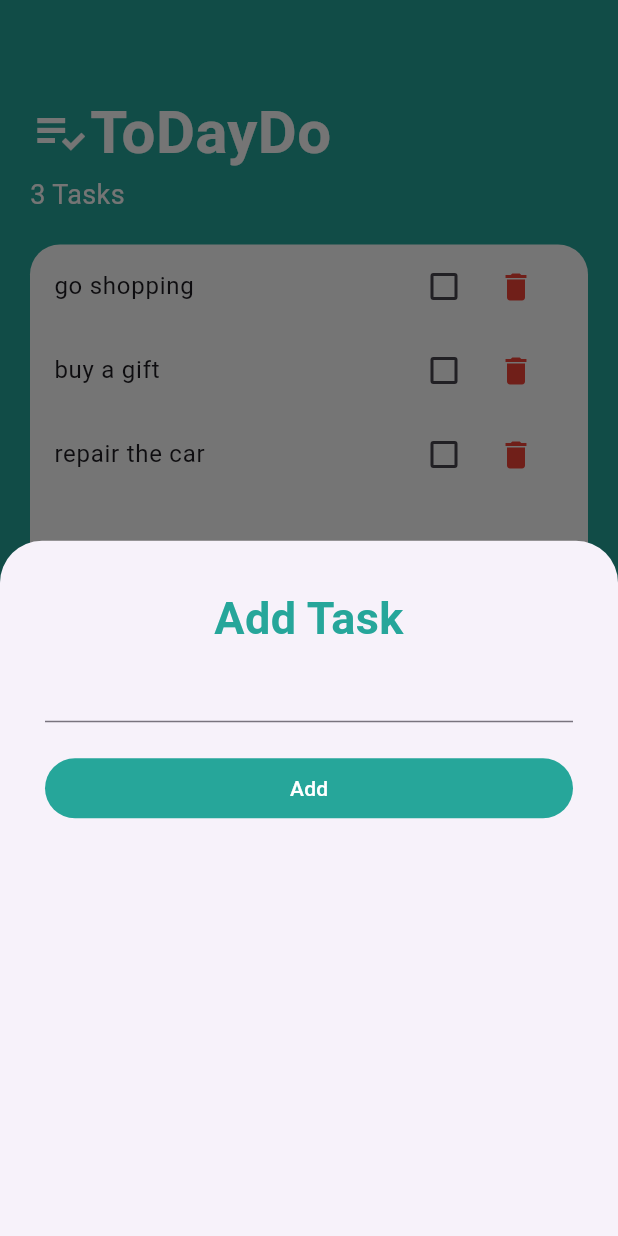
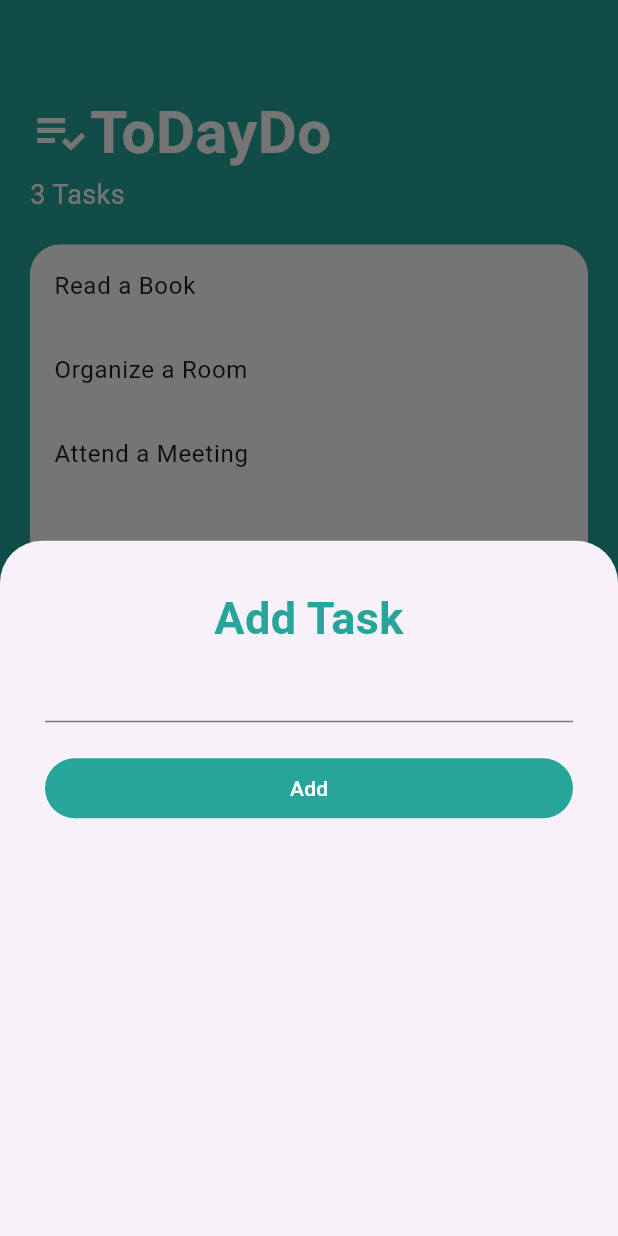
Before and after one commit to MostafaRadian/advanced_to_do_list, a Flutter app: the screen it shows after launch, after a tap on the "add" icon, on a phone screen of 412 x 824 dp. Run offline on Flutter 3.47's test engine with Material 3 defaults, Android fonts, the light colour scheme and no system bars.

Commit message:
third commit

```diff
--- a/lib/main.dart
+++ b/lib/main.dart
@@ -4,11 +4,11 @@ import 'package:tododayapp_p/models/task-provider.dart';
 import 'package:tododayapp_p/screens/TasksScreen.dart';
 
 void main() {
-  runApp( MyApp());
+  runApp(  MyApp());
 }
 
 class MyApp extends StatelessWidget {
-   MyApp({super.key});
+    MyApp({super.key});
 
   @override
   Widget build(BuildContext context) {
--- a/lib/models/Task.dart
+++ b/lib/models/Task.dart
@@ -1,10 +1,5 @@
 class Task {
   String? name;
-  bool isDone;
 
-  Task({required this.name, this.isDone = false});
-
-  void doneChange() {
-    isDone = !isDone;
-  }
+  Task({required this.name});
 }
--- a/lib/models/task-provider.dart
+++ b/lib/models/task-provider.dart
@@ -3,24 +3,13 @@ import 'package:tododayapp_p/models/Task.dart';
 
 class TaskData extends ChangeNotifier {
   List<Task> tasks = [
-    Task(name: "go shopping"),
-    Task(name: "buy a gift"),
-    Task(name: "repair the car"),
+    Task(name: "Read a Book"),
+    Task(name: "Organize a Room"),
+    Task(name: "Attend a Meeting"),
   ];
 
   void addTask(String newTaskTitle) {
     tasks.add(Task(name: newTaskTitle));
     notifyListeners();
   }
-
-  void updateTask(Task task) {
-    task.doneChange();
-    notifyListeners();
-  }
-
-
-  void deleteTask(int index) {
-    tasks.removeAt(index);
-    notifyListeners();
-  }
 }
--- a/lib/screens/AddTaskScreen.dart
+++ b/lib/screens/AddTaskScreen.dart
@@ -6,8 +6,7 @@ class AddTask extends StatelessWidget {
   @override
   Widget build(BuildContext context) {
     String? newTaskTitle;
-    final taskData =
-        Provider.of<TaskData>(context, listen: false); // Declaring once
+    final taskData = Provider.of<TaskData>(context, listen: false);
 
     return Container(
       padding: EdgeInsets.all(30),
@@ -23,7 +22,7 @@ class AddTask extends StatelessWidget {
               fontWeight: FontWeight.bold,
             ),
           ),
-          TextField(
+         TextField(
             textAlign: TextAlign.center,
             onChanged: (newText) {
               newTaskTitle = newText;
--- a/lib/screens/TasksScreen.dart
+++ b/lib/screens/TasksScreen.dart
@@ -64,7 +64,7 @@ class TasksScreen extends StatelessWidget {
                     Radius.circular(20),
                   ),
                 ),
-                child: TasksList(), // Remove the `tasks` parameter
+                child: TasksList(),
               ),
             ),
           ],
--- a/lib/widgets/task_tile.dart
+++ b/lib/widgets/task_tile.dart
@@ -1,16 +1,10 @@
 import 'package:flutter/material.dart';
 
 class TaskTile extends StatelessWidget {
-  final bool isChecked;
   final String taskTitle;
-  final void Function(bool?) checkboxChange;
-  final void Function() deleteTask;
 
   TaskTile({
-    required this.isChecked,
     required this.taskTitle,
-    required this.checkboxChange,
-    required this.deleteTask,
   });
 
   @override
@@ -18,23 +12,7 @@ class TaskTile extends StatelessWidget {
     return ListTile(
       title: Text(
         taskTitle,
-        style: TextStyle(
-            decoration: isChecked ? TextDecoration.lineThrough : null),
-      ),
-      trailing: Row(
-        mainAxisSize: MainAxisSize.min,
-        children: [
-          Checkbox(
-            activeColor: Colors.teal[400],
-            value: isChecked,
-            onChanged: checkboxChange,
-          ),
-          IconButton(
-            icon: Icon(Icons.delete),
-            onPressed: deleteTask,
-            color: Colors.red,
-          ),
-        ],
+        style: TextStyle(decoration: TextDecoration.none),
       ),
     );
   }
```
Also changed, not shown: lib/widgets/tasks_list.dart (+3 -11 lines), 1 other file.
